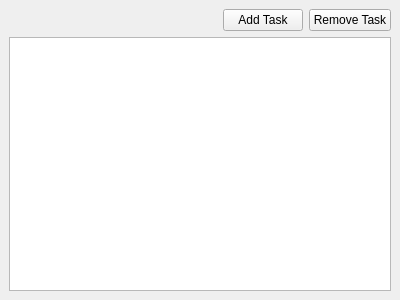
Before: the Qt Designer form taskmanagement.ui in miracletech322/PersonalTaskScheduler, drawn with Qt 5.
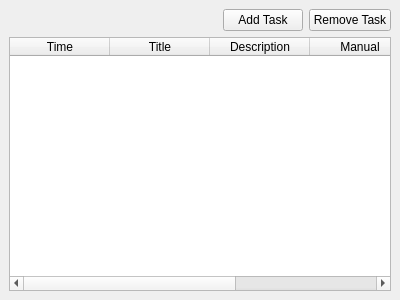
After: the same form once the commit is applied.

Diff of the .ui file:
```diff
--- a/taskmanagement.ui
+++ b/taskmanagement.ui
@@ -63,7 +63,39 @@
          </layout>
         </item>
         <item>
-         <widget class="QTableWidget" name="tableWidget"/>
+         <widget class="QTableWidget" name="tableWidget">
+          <property name="selectionMode">
+           <enum>QAbstractItemView::SelectionMode::SingleSelection</enum>
+          </property>
+          <property name="selectionBehavior">
+           <enum>QAbstractItemView::SelectionBehavior::SelectRows</enum>
+          </property>
+          <column>
+           <property name="text">
+            <string>Time</string>
+           </property>
+          </column>
+          <column>
+           <property name="text">
+            <string>Title</string>
+           </property>
+          </column>
+          <column>
+           <property name="text">
+            <string>Description</string>
+           </property>
+          </column>
+          <column>
+           <property name="text">
+            <string>Manual</string>
+           </property>
+          </column>
+          <column>
+           <property name="text">
+            <string>_id</string>
+           </property>
+          </column>
+         </widget>
         </item>
        </layout>
       </item>
```
